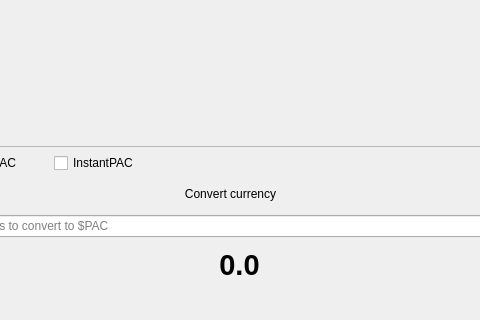
Above: src/qt/forms/sendcoinsdialog.ui from PACCommunity/PAC before the change; both pictures show x 140 to 620 and y 259 to 579 of the 1213 by 579 pixel window. Below: the same form after it.
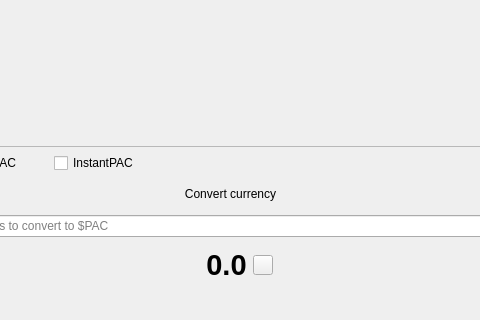
That is the form after the change. Icons and pictures are not drawn. Custom widgets are drawn as their Qt base class.

Commit message: Button to copy the conversion of USD-PAC

Patch:
```diff
--- a/src/qt/forms/sendcoinsdialog.ui
+++ b/src/qt/forms/sendcoinsdialog.ui
@@ -1060,6 +1060,37 @@
                 <property name="alignment">
                  <set>Qt::AlignCenter</set>
                 </property>
+                <property name="textInteractionFlags">
+                 <set>Qt::LinksAccessibleByMouse|Qt::TextSelectableByMouse</set>
+                </property>
+               </widget>
+              </item>
+              <item>
+               <widget class="QPushButton" name="copyPacs">
+                <property name="sizePolicy">
+                 <sizepolicy hsizetype="Fixed" vsizetype="Fixed">
+                  <horstretch>0</horstretch>
+                  <verstretch>0</verstretch>
+                 </sizepolicy>
+                </property>
+                <property name="maximumSize">
+                 <size>
+                  <width>20</width>
+                  <height>20</height>
+                 </size>
+                </property>
+                <property name="toolTip">
+                 <string>Copy PACs</string>
+                </property>
+                <property name="styleSheet">
+                 <string notr="true">border-image: url(:/icons/pac/editcopy);</string>
+                </property>
+                <property name="text">
+                 <string/>
+                </property>
+                <property name="class" stdset="0">
+                 <string>QuickButton</string>
+                </property>
                </widget>
               </item>
              </layout>
@@ -2144,17 +2175,17 @@
   </layout>
  </widget>
  <customwidgets>
+  <customwidget>
+   <class>QValidatedLineEdit</class>
+   <extends>QLineEdit</extends>
+   <header>qvalidatedlineedit.h</header>
+  </customwidget>
   <customwidget>
    <class>BitcoinAmountField</class>
    <extends>QLineEdit</extends>
    <header>bitcoinamountfield.h</header>
    <container>1</container>
   </customwidget>
-  <customwidget>
-   <class>QValidatedLineEdit</class>
-   <extends>QLineEdit</extends>
-   <header>qvalidatedlineedit.h</header>
-  </customwidget>
  </customwidgets>
  <resources/>
  <connections/>
```
Left out of the diff: 3 changed lines with no effect on the pictures. The commit also changes 2 other files.
